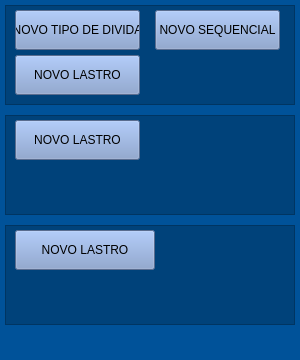
The window that menu.ui (GTMacieira/ballst_controler) describes before a commit, drawn with Qt 5.
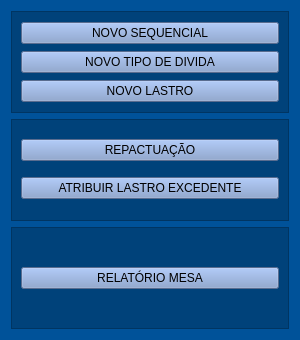
The same window after the commit. Icons and pictures are not drawn.

Commit message: Ajustes menu

What changed in the file:
```diff
--- a/menu.ui
+++ b/menu.ui
@@ -7,24 +7,33 @@
     <x>0</x>
     <y>0</y>
     <width>300</width>
-    <height>360</height>
+    <height>340</height>
    </rect>
   </property>
+  <property name="minimumSize">
+   <size>
+    <width>300</width>
+    <height>340</height>
+   </size>
+  </property>
+  <property name="maximumSize">
+   <size>
+    <width>450</width>
+    <height>550</height>
+   </size>
+  </property>
+  <property name="mouseTracking">
+   <bool>false</bool>
+  </property>
   <property name="windowTitle">
    <string>Form</string>
   </property>
   <property name="styleSheet">
    <string notr="true">background-color: rgb(0, 82, 153);</string>
   </property>
-  <widget class="QFrame" name="frame">
-   <property name="geometry">
-    <rect>
-     <x>5</x>
-     <y>5</y>
-     <width>290</width>
-     <height>100</height>
-    </rect>
-   </property>
+  <layout class="QVBoxLayout" name="verticalLayout">
+   <item>
+    <widget class="QFrame" name="creation">
    <property name="styleSheet">
     <string notr="true">background-color: rgba(0, 0, 0, 0.2);</string>
    </property>
@@ -34,15 +43,19 @@
    <property name="frameShadow">
     <enum>QFrame::Raised</enum>
    </property>
+     <layout class="QVBoxLayout" name="verticalLayout_2">
+      <item>
    <widget class="QPushButton" name="new_seq_botton">
-    <property name="geometry">
-     <rect>
-      <x>10</x>
-      <y>5</y>
-      <width>125</width>
-      <height>40</height>
-     </rect>
-    </property>
+        <property name="styleSheet">
+         <string notr="true">background-color:rgb(124, 151, 200)</string>
+        </property>
+        <property name="text">
+         <string>NOVO SEQUENCIAL</string>
+        </property>
+       </widget>
+      </item>
+      <item>
+       <widget class="QPushButton" name="new_debt_tp_botton">
     <property name="styleSheet">
      <string notr="true">background-color:rgb(124, 151, 200)</string>
     </property>
@@ -50,48 +63,22 @@
      <string>NOVO TIPO DE DIVIDA</string>
     </property>
    </widget>
+      </item>
+      <item>
    <widget class="QPushButton" name="new_ballast_botton">
-    <property name="geometry">
-     <rect>
-      <x>150</x>
-      <y>5</y>
-      <width>125</width>
-      <height>40</height>
-     </rect>
-    </property>
     <property name="styleSheet">
      <string notr="true">background-color:rgb(124, 151, 200)</string>
     </property>
     <property name="text">
-     <string>NOVO SEQUENCIAL</string>
-    </property>
-   </widget>
-   <widget class="QPushButton" name="new_seq_botton_2">
-    <property name="geometry">
-     <rect>
-      <x>10</x>
-      <y>50</y>
-      <width>125</width>
-      <height>40</height>
-     </rect>
-    </property>
-    <property name="styleSheet">
-     <string notr="true">background-color:rgb(124, 151, 200)</string>
-    </property>
-    <property name="text">
      <string>NOVO LASTRO</string>
     </property>
    </widget>
-  </widget>
-  <widget class="QFrame" name="frame_2">
-   <property name="geometry">
-    <rect>
-     <x>5</x>
-     <y>115</y>
-     <width>290</width>
-     <height>100</height>
-    </rect>
-   </property>
+      </item>
+     </layout>
+    </widget>
+   </item>
+   <item>
+    <widget class="QFrame" name="alter">
    <property name="styleSheet">
     <string notr="true">background-color: rgba(0, 0, 0, 0.2);</string>
    </property>
@@ -101,32 +88,32 @@
    <property name="frameShadow">
     <enum>QFrame::Raised</enum>
    </property>
-   <widget class="QPushButton" name="new_ballast_botton_2">
-    <property name="geometry">
-     <rect>
-      <x>10</x>
-      <y>5</y>
-      <width>125</width>
-      <height>40</height>
-     </rect>
-    </property>
+     <layout class="QVBoxLayout" name="verticalLayout_3">
+      <item>
+       <widget class="QPushButton" name="repactt_botton">
+        <property name="styleSheet">
+         <string notr="true">background-color:rgb(124, 151, 200)</string>
+        </property>
+        <property name="text">
+         <string>REPACTUAÇÃO</string>
+        </property>
+       </widget>
+      </item>
+      <item>
+       <widget class="QPushButton" name="exced_ballast_botton">
     <property name="styleSheet">
      <string notr="true">background-color:rgb(124, 151, 200)</string>
     </property>
     <property name="text">
-     <string>NOVO LASTRO</string>
-    </property>
-   </widget>
-  </widget>
-  <widget class="QFrame" name="frame_3">
-   <property name="geometry">
-    <rect>
-     <x>5</x>
-     <y>225</y>
-     <width>290</width>
-     <height>100</height>
-    </rect>
-   </property>
+         <string>ATRIBUIR LASTRO EXCEDENTE</string>
+        </property>
+       </widget>
+      </item>
+     </layout>
+    </widget>
+   </item>
+   <item>
+    <widget class="QFrame" name="relat">
    <property name="styleSheet">
     <string notr="true">background-color: rgba(0, 0, 0, 0.2);</string>
    </property>
@@ -136,23 +123,21 @@
    <property name="frameShadow">
     <enum>QFrame::Raised</enum>
    </property>
-   <widget class="QPushButton" name="new_ballast_botton_3">
-    <property name="geometry">
-     <rect>
-      <x>10</x>
-      <y>5</y>
-      <width>140</width>
-      <height>40</height>
-     </rect>
-    </property>
+     <layout class="QVBoxLayout" name="verticalLayout_4">
+      <item>
+       <widget class="QPushButton" name="rel_mes_botton">
     <property name="styleSheet">
      <string notr="true">background-color:rgb(124, 151, 200)</string>
     </property>
     <property name="text">
-     <string>NOVO LASTRO</string>
-    </property>
-   </widget>
-  </widget>
+         <string>RELATÓRIO MESA</string>
+        </property>
+       </widget>
+      </item>
+     </layout>
+    </widget>
+   </item>
+  </layout>
  </widget>
  <resources/>
  <connections/>
```
Left out of the diff: 6 changed lines with no effect on the pictures. Lines whose indentation alone changed are shown as unchanged.
